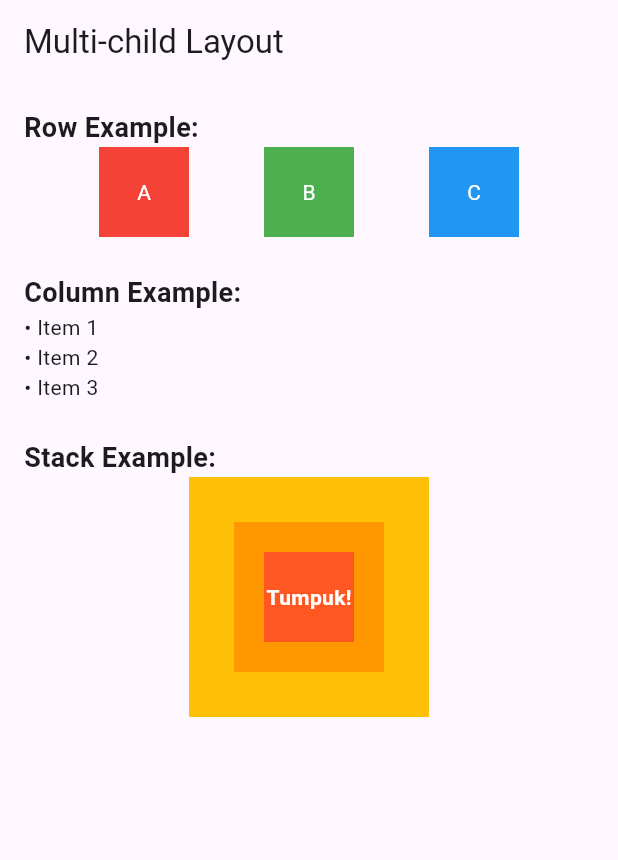
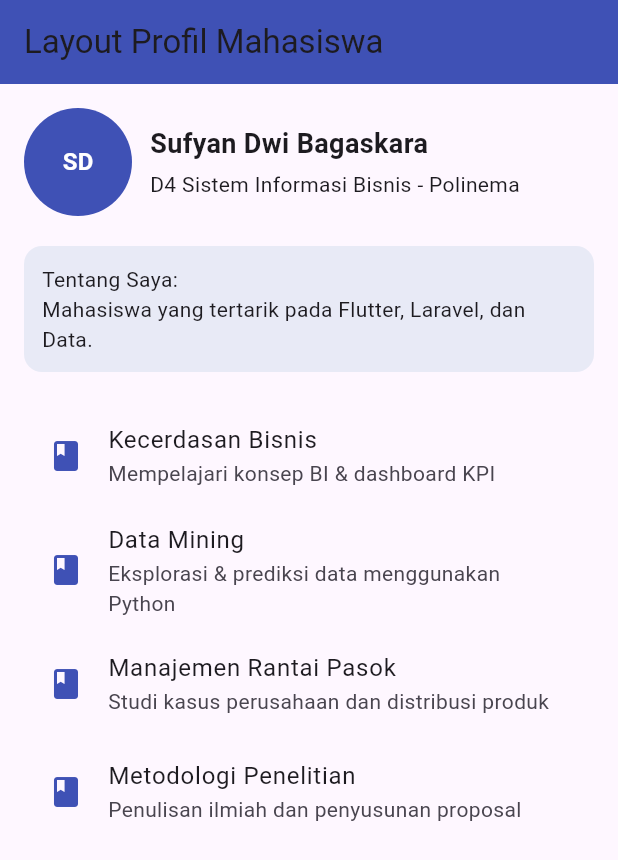
Before and after one commit to MiniMaliZ/MobileSemester5, a Flutter app: the screen it shows after launch, on a phone screen of 412 x 824 dp. Shown: the top 860 px of the screen. Run offline on Flutter 3.47's test engine with Material 3 defaults, Android fonts, the phone set to English and light mode, and no system bars; our stand-ins replace google_fonts.

Commit message:
Membangun Layout

```diff
--- a/pertemuan7/pertemuan7praktek/lib/main.dart
+++ b/pertemuan7/pertemuan7praktek/lib/main.dart
@@ -1,67 +1,93 @@
 import 'package:flutter/material.dart';
 
 void main() {
-  runApp(const MultiChildLayoutDemo());
+  runApp(const BuildLayoutDemo());
 }
 
-class MultiChildLayoutDemo extends StatelessWidget {
-  const MultiChildLayoutDemo({super.key});
+class BuildLayoutDemo extends StatelessWidget {
+  const BuildLayoutDemo({super.key});
 
   @override
   Widget build(BuildContext context) {
     return MaterialApp(
-      title: 'Multi-child Layout Demo',
+      title: 'Membangun Layout',
       home: Scaffold(
-        appBar: AppBar(title: const Text('Multi-child Layout')),
-        body: ListView(
+        appBar: AppBar(
+          title: const Text('Layout Profil Mahasiswa'),
+          backgroundColor: Colors.indigo,
+        ),
+        body: Padding(
           padding: const EdgeInsets.all(16),
+          child: Column(
             children: [
-            // ====== ROW ======
-            const Text(
-              'Row Example:',
-              style: TextStyle(fontSize: 18, fontWeight: FontWeight.bold),
+              // ====== BAGIAN HEADER PROFIL ======
+              Row(
+                children: [
+                  const CircleAvatar(
+                    radius: 36,
+                    backgroundColor: Colors.indigo,
+                    child: Text(
+                      'SD',
+                      style: TextStyle(
+                          color: Colors.white, fontWeight: FontWeight.bold),
                     ),
-            Row(
-              mainAxisAlignment: MainAxisAlignment.spaceEvenly,
+                  ),
+                  const SizedBox(width: 12),
+                  Column(
+                    crossAxisAlignment: CrossAxisAlignment.start,
                     children: const [
-                ColorBox(color: Colors.red, label: 'A'),
-                ColorBox(color: Colors.green, label: 'B'),
-                ColorBox(color: Colors.blue, label: 'C'),
+                      Text(
+                        'Sufyan Dwi Bagaskara',
+                        style: TextStyle(
+                            fontSize: 18, fontWeight: FontWeight.bold),
+                      ),
+                      SizedBox(height: 4),
+                      Text('D4 Sistem Informasi Bisnis - Polinema'),
                     ],
                   ),
-            const SizedBox(height: 24),
-
-            // ====== COLUMN ======
-            const Text(
-              'Column Example:',
-              style: TextStyle(fontSize: 18, fontWeight: FontWeight.bold),
-            ),
-            Column(
-              mainAxisAlignment: MainAxisAlignment.center,
-              crossAxisAlignment: CrossAxisAlignment.start,
-              children: const [
-                Text('• Item 1'),
-                Text('• Item 2'),
-                Text('• Item 3'),
                 ],
               ),
-            const SizedBox(height: 24),
 
-            // ====== STACK ======
-            const Text(
-              'Stack Example:',
-              style: TextStyle(fontSize: 18, fontWeight: FontWeight.bold),
+              const SizedBox(height: 20),
+
+              // ====== BAGIAN ABOUT ======
+              Container(
+                width: double.infinity,
+                padding: const EdgeInsets.all(12),
+                decoration: BoxDecoration(
+                  color: Colors.indigo.shade50,
+                  borderRadius: BorderRadius.circular(12),
                 ),
-            Center(
-              child: Stack(
-                alignment: Alignment.center,
-                children: [
-                  Container(width: 160, height: 160, color: Colors.amber),
-                  Container(width: 100, height: 100, color: Colors.orange),
-                  Container(width: 60, height: 60, color: Colors.deepOrange),
-                  const Text(
-                    'Tumpuk!',
-                    style: TextStyle(color: Colors.white, fontWeight: FontWeight.bold),
+                child: const Text(
+                  'Tentang Saya:\nMahasiswa yang tertarik pada Flutter, Laravel, dan Data.',
+                ),
+              ),
+
+              const SizedBox(height: 20),
+
+              // ====== BAGIAN LISTVIEW MATA KULIAH ======
+              Expanded(
+                child: ListView(
+                  children: const [
+                    ListTile(
+                      leading: Icon(Icons.book, color: Colors.indigo),
+                      title: Text('Kecerdasan Bisnis'),
+                      subtitle: Text('Mempelajari konsep BI & dashboard KPI'),
+                    ),
+                    ListTile(
+                      leading: Icon(Icons.book, color: Colors.indigo),
+                      title: Text('Data Mining'),
+                      subtitle: Text('Eksplorasi & prediksi data menggunakan Python'),
+                    ),
+                    ListTile(
+                      leading: Icon(Icons.book, color: Colors.indigo),
+                      title: Text('Manajemen Rantai Pasok'),
+                      subtitle: Text('Studi kasus perusahaan dan distribusi produk'),
+                    ),
+                    ListTile(
+                      leading: Icon(Icons.book, color: Colors.indigo),
+                      title: Text('Metodologi Penelitian'),
+                      subtitle: Text('Penulisan ilmiah dan penyusunan proposal'),
                     ),
                   ],
                 ),
@@ -69,23 +95,7 @@
             ],
           ),
         ),
+      ),
     );
   }
 }
-
-class ColorBox extends StatelessWidget {
-  final Color color;
-  final String label;
-  const ColorBox({super.key, required this.color, required this.label});
-
-  @override
-  Widget build(BuildContext context) {
-    return Container(
-      width: 60,
-      height: 60,
-      color: color,
-      alignment: Alignment.center,
-      child: Text(label, style: const TextStyle(color: Colors.white)),
-    );
-  }
-}
```
Also changed, not shown: 1 other file. Lines whose indentation alone changed are shown as unchanged.
